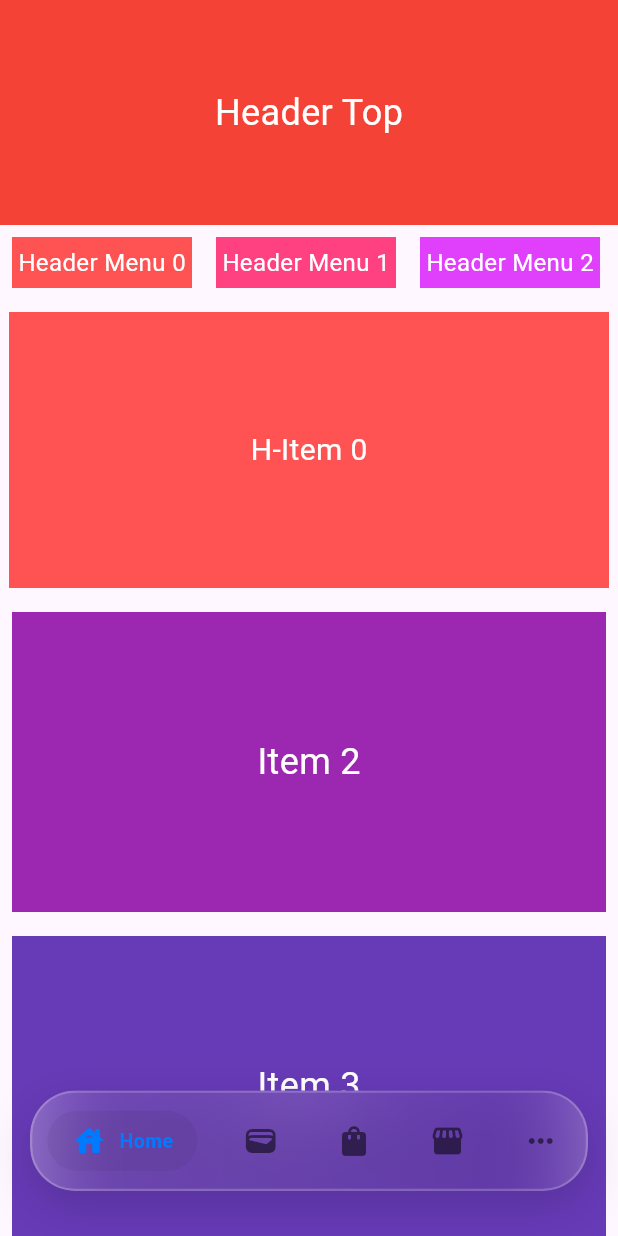
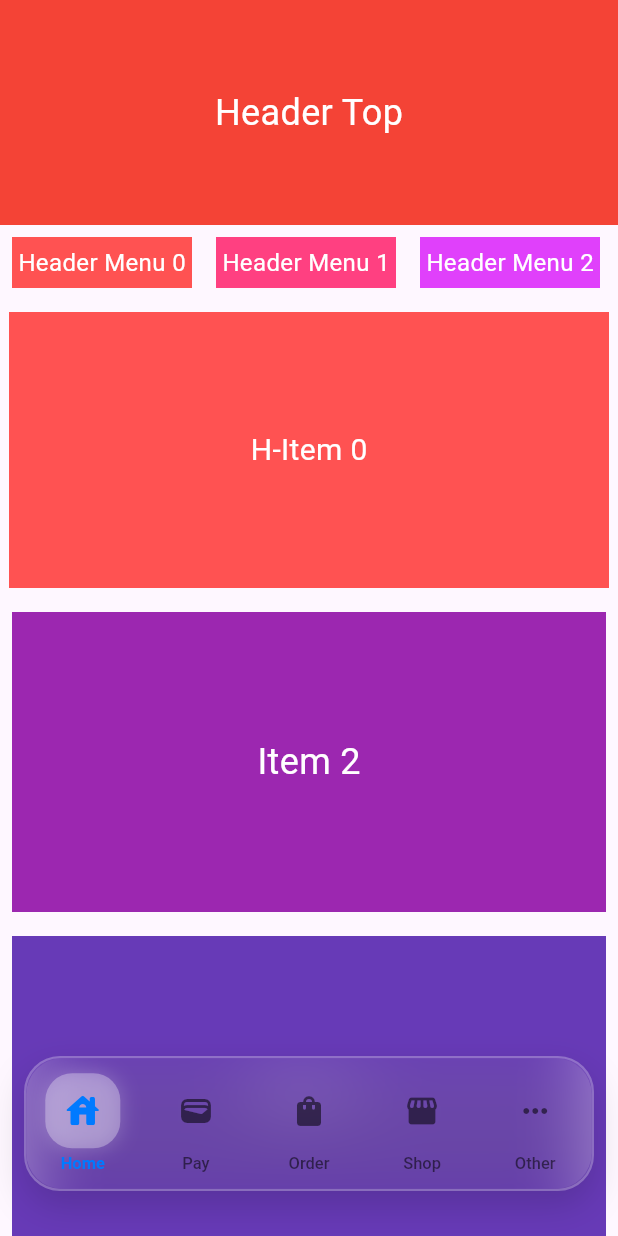
Before and after one commit to ikpil/Ratsbucks, a Flutter app: the screen it shows after launch, on a phone screen of 412 x 824 dp. Run offline on Flutter 3.47's test engine with Material 3 defaults, Android fonts, the light colour scheme and no system bars.

Commit message:
내비게이션 바에 글짜 추가

```diff
--- a/lib/widgets/glass_navbar.dart
+++ b/lib/widgets/glass_navbar.dart
@@ -16,53 +16,78 @@ class GlassNavBar extends StatelessWidget {
   @override
   Widget build(BuildContext context) {
     return Container(
-      padding: const EdgeInsets.only(left: 20, right: 20, bottom: 30),
+      padding: const EdgeInsets.fromLTRB(16, 0, 16, 30),
       child: Container(
+        height: 90,
         decoration: BoxDecoration(
-          borderRadius: BorderRadius.circular(30),
+          color: Colors.white.withOpacity(0.1),
+          borderRadius: BorderRadius.circular(24),
+          border: Border.all(
+            color: Colors.white.withOpacity(0.2),
+            width: 1.5,
+          ),
           boxShadow: [
             BoxShadow(
               color: Colors.black.withOpacity(0.15),
-              blurRadius: 25,
+              blurRadius: 20,
               offset: const Offset(0, 10),
             ),
           ],
         ),
         child: ClipRRect(
-          borderRadius: BorderRadius.circular(30),
+          borderRadius: BorderRadius.circular(24),
           child: BackdropFilter(
-            filter: ImageFilter.blur(sigmaX: 30, sigmaY: 30),
+            filter: ImageFilter.blur(sigmaX: 25, sigmaY: 25),
+            child: LayoutBuilder(
+              builder: (context, constraints) {
+                final itemWidth = constraints.maxWidth / items.length;
+
+                return Stack(
+                  children: [
+                    // Sliding Pill
+                    AnimatedPositioned(
+                      duration: const Duration(milliseconds: 500),
+                      curve: Curves.elasticOut,
+                      left: selectedIndex * itemWidth,
+                      top: 10,
+                      width: itemWidth,
+                      height: 50,
+                      child: Center(
                         child: Container(
+                          width: 50,
+                          height: 50,
                           decoration: BoxDecoration(
+                            color: Colors.white.withOpacity(0.3),
+                            borderRadius: BorderRadius.circular(18),
+                            boxShadow: [
+                              BoxShadow(
                                 color: Colors.white.withOpacity(0.2),
-                borderRadius: BorderRadius.circular(30),
-                border: Border.all(
-                  color: Colors.white.withOpacity(0.2),
-                  width: 1.5,
+                                blurRadius: 10,
+                                spreadRadius: 1,
                               ),
-                gradient: LinearGradient(
-                  begin: Alignment.topLeft,
-                  end: Alignment.bottomRight,
-                  colors: [
-                    Colors.white.withOpacity(0.5),
-                    Colors.white.withOpacity(0.1),
                             ],
-                  stops: const [0.0, 1.0],
-                ),
-              ),
-              child: Padding(
-                padding: const EdgeInsets.symmetric(
-                  horizontal: 10,
-                  vertical: 12,
-                ),
-                child: Row(
-                  mainAxisAlignment: MainAxisAlignment.spaceBetween,
-                  children: List.generate(
-                    items.length,
-                    (index) => _buildNavItem(index),
                           ),
                         ),
                       ),
+                    ),
+
+                    // Icons & Text
+                    Row(
+                      children: List.generate(
+                        items.length,
+                        (index) => SizedBox(
+                          width: itemWidth,
+                          child: GestureDetector(
+                            onTap: () => onItemTapped(index),
+                            behavior: HitTestBehavior.opaque,
+                            child: _buildNavItem(index),
+                          ),
+                        ),
+                      ),
+                    ),
+                  ],
+                );
+              },
             ),
           ),
         ),
@@ -74,44 +99,42 @@ class GlassNavBar extends StatelessWidget {
     final isSelected = selectedIndex == index;
     final item = items[index];
 
-    return GestureDetector(
-      onTap: () => onItemTapped(index),
-      behavior: HitTestBehavior.opaque,
-      child: AnimatedContainer(
+    return Column(
+      mainAxisAlignment: MainAxisAlignment.start,
+      children: [
+        const SizedBox(height: 10),
+        SizedBox(
+          height: 50,
+          child: Center(
+            child: TweenAnimationBuilder<double>(
               duration: const Duration(milliseconds: 300),
-        curve: Curves.easeOutCubic,
-        padding: EdgeInsets.symmetric(
-          horizontal: isSelected ? 16 : 8,
-          vertical: 8,
+              tween: Tween(begin: 0.0, end: isSelected ? 1.0 : 0.0),
+              builder: (context, value, child) {
+                return Icon(
+                  item['icon'],
+                  color: Color.lerp(
+                    Colors.black54,
+                    const Color(0xFF007AFF),
+                    value,
                   ),
-        decoration: BoxDecoration(
-          color:
-              isSelected ? Colors.black.withOpacity(0.05) : Colors.transparent,
-          borderRadius: BorderRadius.circular(20),
-        ),
-        child: Row(
-          mainAxisSize: MainAxisSize.min,
-          children: [
-            Icon(
-              item['icon'],
-              color: isSelected ? const Color(0xFF007AFF) : Colors.black54,
-              size: 24,
-            ),
-            if (isSelected) ...[
-              const SizedBox(width: 8),
-              Text(
-                item['label'],
-                style: const TextStyle(
-                  color: Color(0xFF007AFF),
-                  fontSize: 13,
-                  fontWeight: FontWeight.w600,
-                  letterSpacing: 0.3,
+                  size: 24 + (value * 4),
+                );
+              },
             ),
           ),
+        ),
+        const SizedBox(height: 4),
+        AnimatedDefaultTextStyle(
+          duration: const Duration(milliseconds: 300),
+          style: TextStyle(
+            color: isSelected ? const Color(0xFF007AFF) : Colors.black54,
+            fontSize: 11,
+            fontWeight: isSelected ? FontWeight.w600 : FontWeight.w500,
+            fontFamily: '.SF Pro Text',
+          ),
+          child: Text(item['label']),
+        ),
       ],
-          ],
-        ),
-      ),
     );
   }
 }
```
Lines whose indentation alone changed are shown as unchanged.
